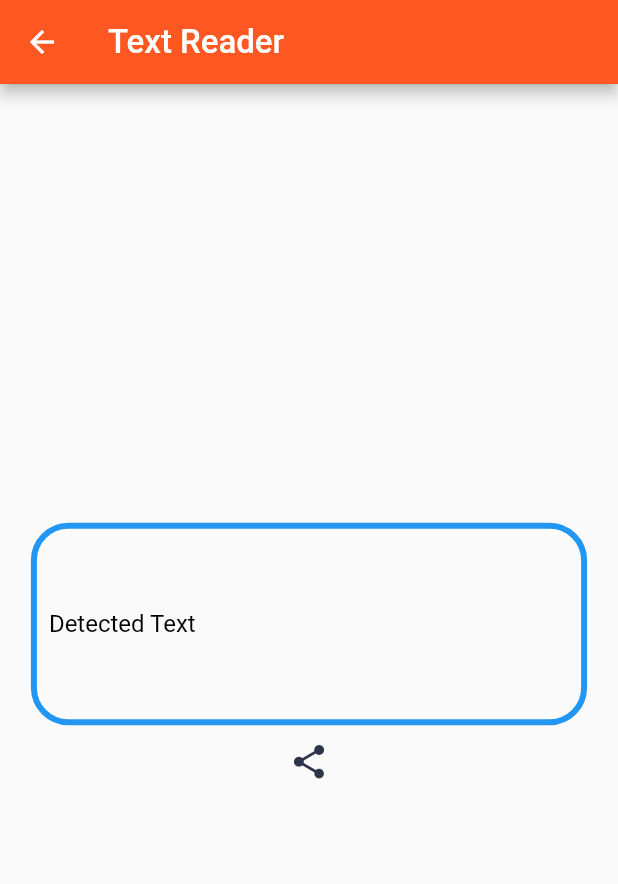
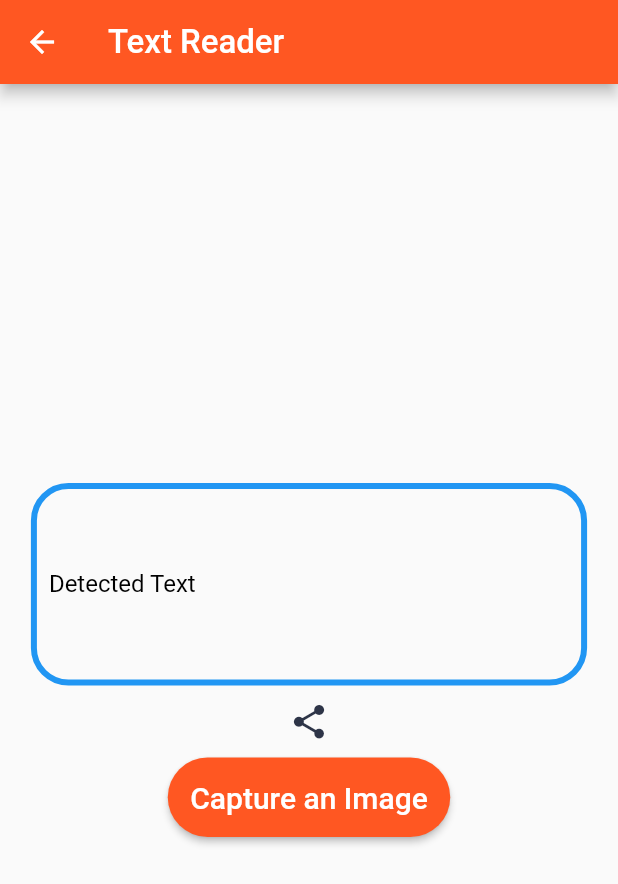
Before and after one commit to chrisbinsunny/Text-Reader, a Flutter app: the ShowText screen opened directly with empty values, on a phone screen of 412 x 824 dp. Shown: the top 884 px of the screen. Run offline on Flutter 3.47's test engine with Material 2 defaults, Android fonts, the phone set to English and light mode, and no system bars; our stand-ins replace camera, image_picker, share; missing offline and left inert: firebase_ml_vision; accounts and stored records are empty; network calls fail.

Commit message:
Added option send text

```diff
--- a/lib/ShowText.dart
+++ b/lib/ShowText.dart
@@ -2,6 +2,7 @@ import 'package:flutter/material.dart';
 import 'package:firebase_ml_vision/firebase_ml_vision.dart';
 import 'dart:io';
 import 'package:share/share.dart';
+import 'package:textreader/sendText.dart';
 
 
 class ShowText extends StatefulWidget {
@@ -104,19 +105,26 @@ class _ShowTextState extends State<ShowText> {
                     '${_controller.text}' );
               },
             ),
-//        Container(
-//          height: MediaQuery.of(context).size.height,
-//          width: MediaQuery.of(context).size.width,
-//          child: textRead
-//              ? Center(
-//                  child: Text(
-//                  text,
-//                ))
-//              : Center(
-//                  child: CircularProgressIndicator(
-//                  valueColor: AlwaysStoppedAnimation<Color>(Colors.deepOrange),
-//                )),
-//        ),
+            RaisedButton(
+              child: Text(
+                'Capture an Image',
+                style: TextStyle(
+                  color: Colors.white,
+                  fontSize: 20,
+                ),
+              ),
+              color: Colors.deepOrange,
+              shape: RoundedRectangleBorder(
+                  borderRadius: BorderRadius.circular(30)),
+              padding: EdgeInsets.all(15),
+              onPressed: (){
+                Navigator.push(
+                  context,
+                  MaterialPageRoute(builder: (context) => SendText(_controller)),
+                );
+              },
+            ),
+
       ]),
     );
   }
--- a/lib/main.dart
+++ b/lib/main.dart
@@ -71,14 +71,14 @@ class _MyHomePageState extends State<MyHomePage> {
             mainAxisAlignment: MainAxisAlignment.center,
             children: <Widget>[
               Text(
-                "Click on the below button\nto pick an Image",
+                "Select an Option",
                 style: TextStyle(
                   fontSize: 23,
                 ),
                 textAlign: TextAlign.center,
               ),
               SizedBox(
-                height: 20,
+                height: 25,
               ),
               RaisedButton(
                 child: Text(
@@ -99,6 +99,7 @@ class _MyHomePageState extends State<MyHomePage> {
                 );
                 },
               ),
+              SizedBox(height: 10,),
               RaisedButton(
                 child: Text(
                   'Capture an Image',
--- a/pubspec.yaml
+++ b/pubspec.yaml
@@ -28,6 +28,7 @@ dependencies:
   share: ^0.6.3+5
   camera: ^0.5.8+2
   path_provider: ^1.6.11
+  http: ^0.12.1
 
 
 
```
Also changed, not shown: lib/sendText.dart (added, +94 -0 lines), pubspec.lock, 1 other file.
